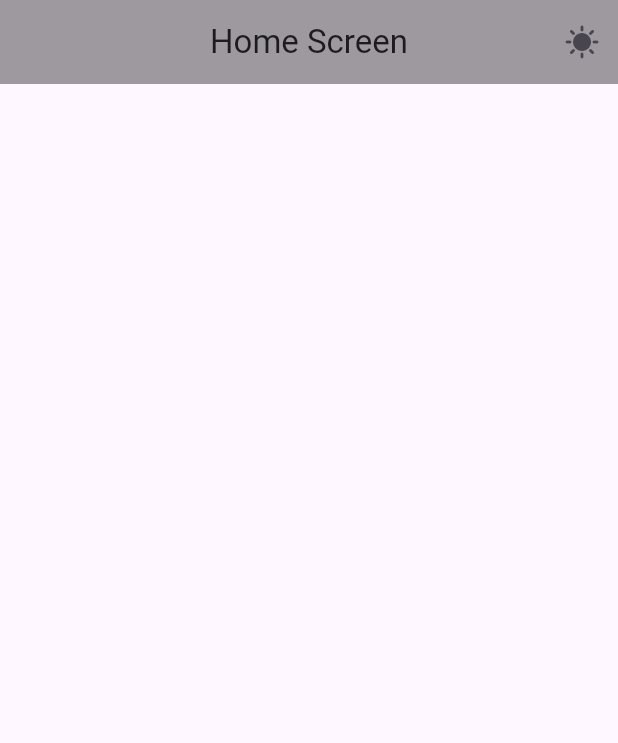
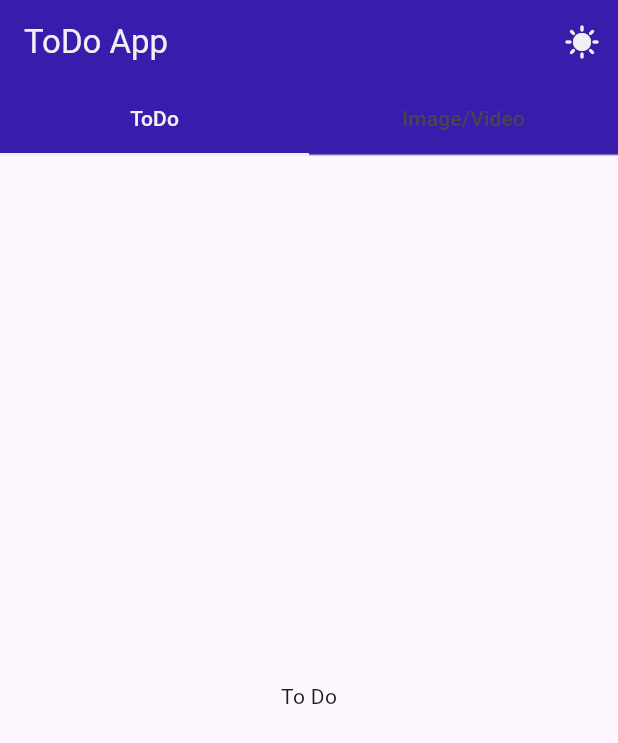
Before and after one commit to gyanendrarathour/todoapp, a Flutter app: the screen it shows after launch, on a phone screen of 412 x 824 dp. Shown: the top 743 px of the screen. Run offline on Flutter 3.47's test engine with Material 3 defaults, Android fonts, the phone set to English and light mode, and no system bars.

Commit message:
Created basic Design of Home Screen.

```diff
--- a/lib/main.dart
+++ b/lib/main.dart
@@ -21,6 +21,7 @@ class MyApp extends StatelessWidget {
       builder: (BuildContext context) {
         final settings = Provider.of<ThemeProvider>(context);
         return MaterialApp(
+          debugShowCheckedModeBanner: false,
           title: 'Flutter Demo',
           // themeMode: ThemeMode.system,
           theme: settings.currentTheme,
--- /dev/null
+++ b/lib/view/colors/colors.dart
@@ -0,0 +1,4 @@
+import 'package:flutter/material.dart';
+
+const backgroundColor = Color.fromARGB(255, 57, 28, 172);
+const forgroundColor = Color.fromARGB(255, 239, 240, 243);
--- a/lib/view/home.dart
+++ b/lib/view/home.dart
@@ -1,5 +1,8 @@
 import 'package:flutter/material.dart';
 import 'package:provider/provider.dart';
+import 'package:todoapp/view/colors/colors.dart';
+import 'package:todoapp/view/mediaScreen.dart';
+import 'package:todoapp/view/toDoScreen.dart';
 import '../provider/themeProvider.dart';
 
 class HomeScreen extends StatefulWidget {
@@ -11,6 +14,10 @@ class HomeScreen extends StatefulWidget {
 
 class _HomeScreenState extends State<HomeScreen> {
   bool themeIcon = true;
+  List<Widget> screens = [
+    const ToDoScreen(),
+    const MediaScreen()
+  ];
 
   void _incrementCounter() {
     final settings = Provider.of<ThemeProvider>(context, listen: false);
@@ -24,22 +31,33 @@ class _HomeScreenState extends State<HomeScreen> {
   }
   @override
   Widget build(BuildContext context) {
-    return SafeArea(
+    return DefaultTabController(
+      length: 2,
+      child: SafeArea(
         child: Scaffold(
           appBar: AppBar(
-          backgroundColor: Colors.black38,
-          title: const Text('Home Screen'),
-          centerTitle: true,
+            backgroundColor: backgroundColor,
+            title: const Text('ToDo App', style: TextStyle(color: forgroundColor),),
             actions: [
               IconButton(onPressed: (){
                 _incrementCounter();
                 setState(() {
 
                 });
-            }, icon: themeIcon? const Icon(Icons.sunny): const Icon(Icons.dark_mode))
+              }, icon: themeIcon? const Icon(Icons.sunny, color: forgroundColor,): const Icon(Icons.dark_mode))
             ],
+            bottom: const TabBar(
+              indicatorColor: forgroundColor,
+              labelColor: forgroundColor,
+              indicatorSize: TabBarIndicatorSize.tab,
+              tabs: [
+              Tab(text: 'ToDo',),
+              Tab(text: 'Image/Video',)
+            ]),
           ),
+          body: TabBarView(children: screens),
         )
+      ),
     );
   }
 }
--- /dev/null
+++ b/lib/view/mediaScreen.dart
@@ -0,0 +1,17 @@
+import 'package:flutter/material.dart';
+
+class MediaScreen extends StatefulWidget {
+  const MediaScreen({super.key});
+
+  @override
+  State<MediaScreen> createState() => _MediaScreenState();
+}
+
+class _MediaScreenState extends State<MediaScreen> {
+  @override
+  Widget build(BuildContext context) {
+    return const Scaffold(
+      body: Center(child: Text('Media'),),
+    );
+  }
+}
--- /dev/null
+++ b/lib/view/toDoScreen.dart
@@ -0,0 +1,17 @@
+import 'package:flutter/material.dart';
+
+class ToDoScreen extends StatefulWidget {
+  const ToDoScreen({super.key});
+
+  @override
+  State<ToDoScreen> createState() => _ToDoScreenState();
+}
+
+class _ToDoScreenState extends State<ToDoScreen> {
+  @override
+  Widget build(BuildContext context) {
+    return const Scaffold(
+      body: Center(child: Text('To Do'),),
+    );
+  }
+}
```
Lines whose indentation alone changed are shown as unchanged.
